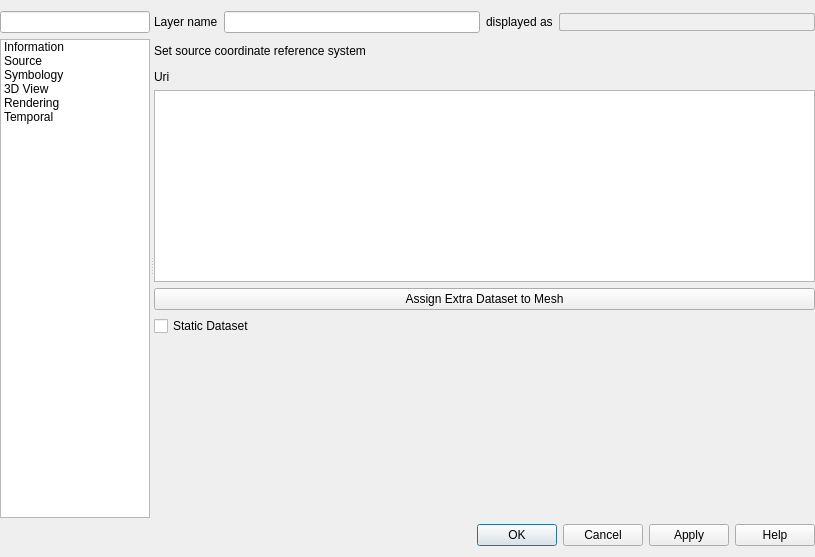
First picture: the form in src/ui/mesh/qgsmeshlayerpropertiesbase.ui, repository vcloarec/QGIS, before the edit.
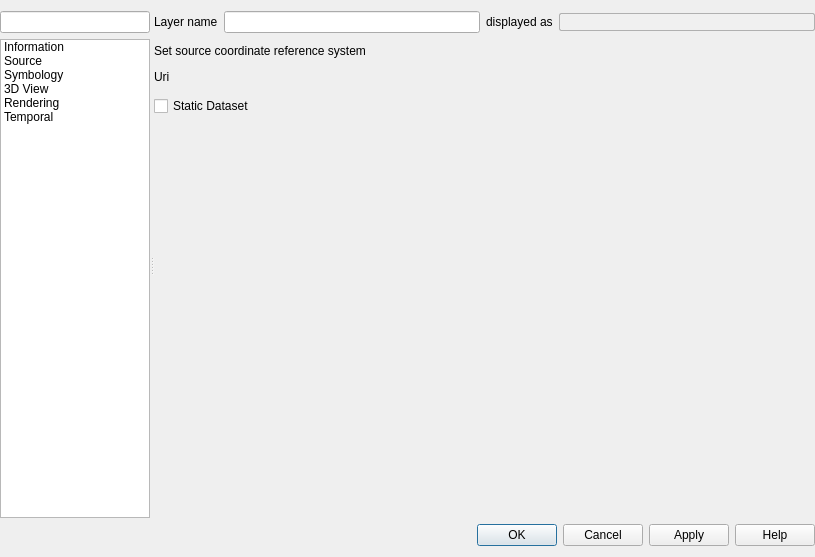
Second picture: the form after the edit. Icons and pictures are not drawn. Custom widgets are drawn as their Qt base class.

```diff
--- a/src/ui/mesh/qgsmeshlayerpropertiesbase.ui
+++ b/src/ui/mesh/qgsmeshlayerpropertiesbase.ui
@@ -336,14 +336,7 @@
                 </layout>
                </item>
                <item>
-                <widget class="QgsMeshDatasetGroupProvidedTreeView" name="mDatasetGroupProvidedTreeView"/>
-               </item>
-               <item>
-                <widget class="QPushButton" name="mAddDatasetButton">
-                 <property name="text">
-                  <string>Assign Extra Dataset to Mesh</string>
-                 </property>
-                </widget>
+                <widget class="QgsMeshDatasetGroupProvidedWidget" name="mDatasetGroupProvidedWidget" native="true"/>
                </item>
                <item>
                 <widget class="QCheckBox" name="mTemporalStaticDatasetCheckBox">
@@ -776,9 +769,10 @@
    <container>1</container>
   </customwidget>
   <customwidget>
-   <class>QgsMeshDatasetGroupProvidedTreeView</class>
-   <extends>QTreeView</extends>
-   <header>qgsmeshdatasetgrouptreeview.h</header>
+   <class>QgsMeshDatasetGroupProvidedWidget</class>
+   <extends>QWidget</extends>
+   <header>qgsmeshdatasetgroupprovidedwidget.h</header>
+   <container>1</container>
   </customwidget>
  </customwidgets>
  <tabstops>
```
Left out of the diff: 4 changed lines with no effect on the pictures.
